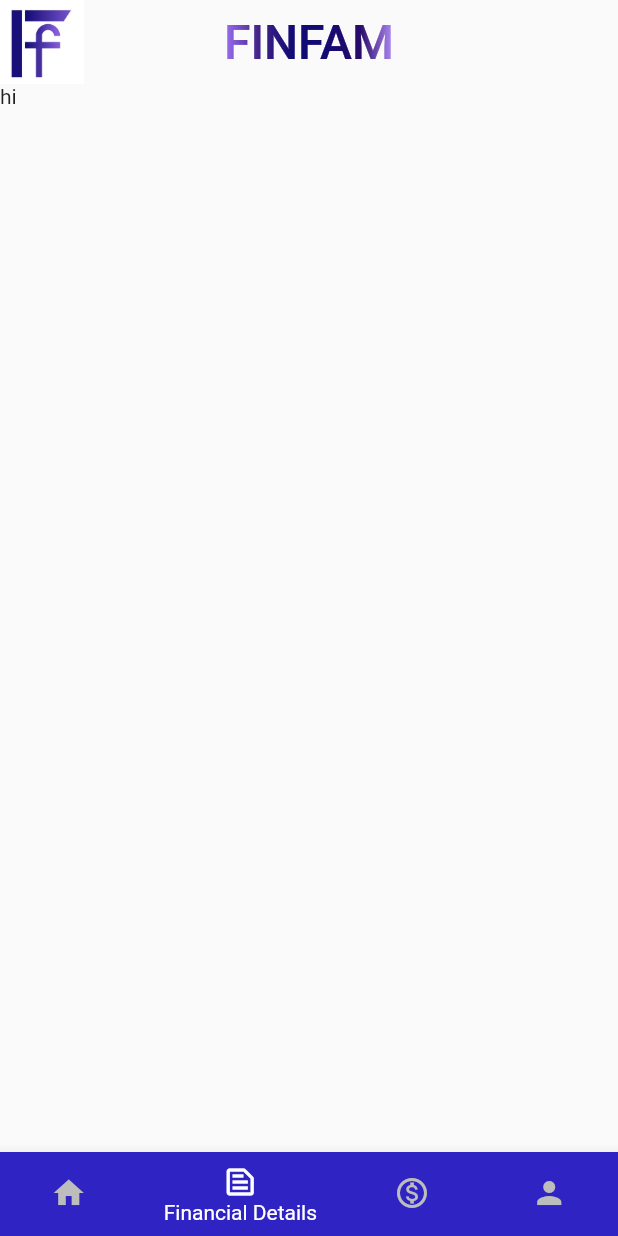
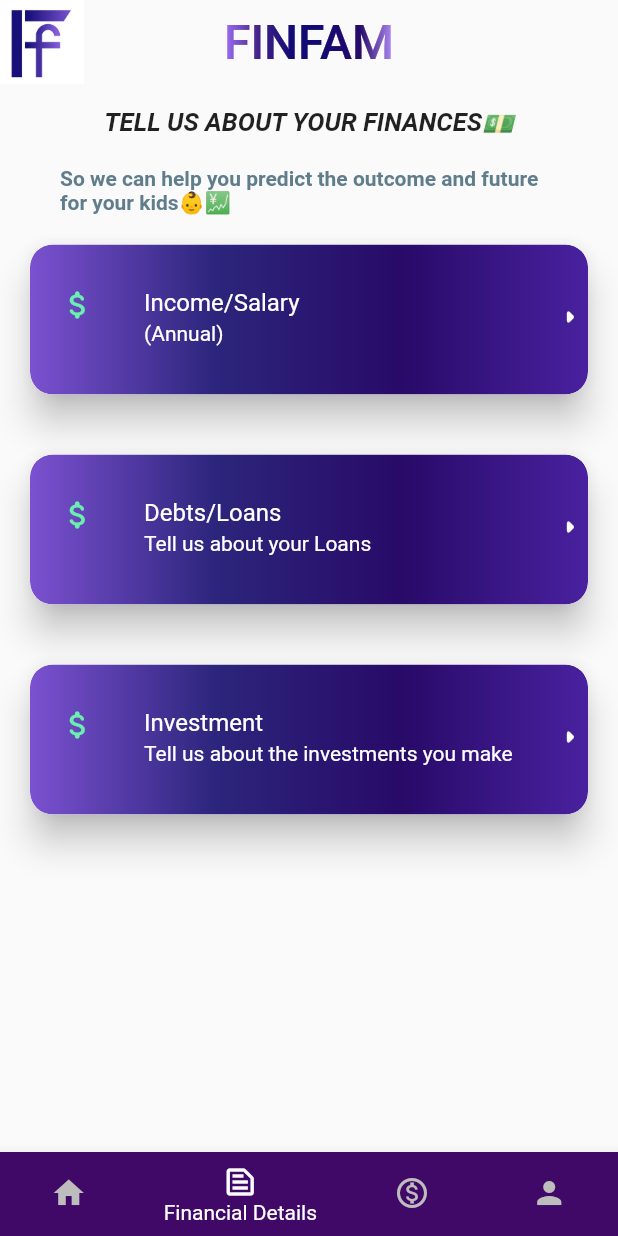
Before and after one commit to nishantnz/Fam-Fin-PLanning, a Flutter app: the screen it shows after launch, item 2 of the bottom bar chosen, on a phone screen of 412 x 824 dp. Run offline on Flutter 3.47's test engine with Material 2 defaults, Android fonts, the light colour scheme and no system bars; drawn by our look-alikes of simple_gradient_text; our stand-ins replace flutter_custom_clippers, google_fonts, image_picker, introduction_screen, lottie, percent_indicator.

Commit message:
made finacial options page and refactored code

```diff
--- a/lib/pages/navpages/financial_inputs.dart
+++ /dev/null
@@ -1,18 +0,0 @@
-import 'package:flutter/material.dart';
-import 'package:flutter_custom_clippers/flutter_custom_clippers.dart';
-import 'package:google_fonts/google_fonts.dart';
-
-class FinancialInputs extends StatelessWidget {
-  FinancialInputs({Key? key});
-
-  List items = ["Income/Salary", "Debts/Loans", "Investment"];
-  List subTitles = [
-    "(Annual)",
-    "Tell us about your Loans",
-    "Tell us about the investments you make"
-  ];
-  @override
-  Widget build(BuildContext context) {
-    return Text("hi");
-  }
-}
--- /dev/null
+++ b/lib/pages/navpages/financial_options.dart
@@ -0,0 +1,82 @@
+import 'package:family_financial_planning/utils/colors.dart';
+import 'package:flutter/material.dart';
+import 'package:flutter_custom_clippers/flutter_custom_clippers.dart';
+import 'package:google_fonts/google_fonts.dart';
+
+class FinancialOptions extends StatelessWidget {
+  FinancialOptions({Key? key});
+
+  List items = ["Income/Salary", "Debts/Loans", "Investment"];
+  List subTitles = [
+    "(Annual)",
+    "Tell us about your Loans",
+    "Tell us about the investments you make"
+  ];
+  @override
+  Widget build(BuildContext context) {
+    return Column(
+      children: [
+        Padding(
+          padding: EdgeInsets.only(top: 15, left: 20, right: 20),
+          child: Text(
+            "Tell us about your finances💵\n".toUpperCase(),
+            style: TextStyle(
+              fontWeight: FontWeight.bold,
+              fontSize: 17,
+              fontStyle: FontStyle.italic,
+            ),
+          ),
+        ),
+        const Center(
+          child: Padding(
+            padding: EdgeInsets.only(left: 40, right: 40),
+            child: Text(
+              "So we can help you predict the outcome and future for your kids👶💹",
+              style: TextStyle(
+                  fontWeight: FontWeight.bold, color: Colors.blueGrey),
+            ),
+          ),
+        ),
+        Expanded(
+          child: ListView.builder(
+            itemCount: items.length,
+            itemBuilder: (BuildContext context, int index) {
+              return Card(
+                clipBehavior: Clip.antiAlias,
+                elevation: 10,
+                shape: RoundedRectangleBorder(
+                  borderRadius: BorderRadius.circular(15.0),
+                ),
+                margin: const EdgeInsets.all(20),
+                child: Container(
+                  height: 100,
+                  decoration: BoxDecoration(
+                    borderRadius: BorderRadius.circular(15.0),
+                    gradient: const LinearGradient(colors: MyColors.cardColor),
+                  ),
+                  child: ListTile(
+                    contentPadding:
+                        const EdgeInsets.only(bottom: 15, left: 20, top: 12),
+                    leading: Icon(Icons.attach_money_rounded,
+                        color: Colors.greenAccent),
+                    onTap: () {},
+                    subtitle: Text(subTitles[index],
+                        style: const TextStyle(color: Colors.white)),
+                    title: Text(
+                      items[index],
+                      style: const TextStyle(color: Colors.white),
+                    ),
+                    trailing: const Icon(
+                      Icons.arrow_right_rounded,
+                      color: Colors.white,
+                    ),
+                  ),
+                ),
+              );
+            },
+          ),
+        ),
+      ],
+    );
+  }
+}
--- a/lib/pages/navpages/main_page.dart
+++ b/lib/pages/navpages/main_page.dart
@@ -1,4 +1,4 @@
-import 'package:family_financial_planning/pages/navpages/financial_inputs.dart';
+import 'package:family_financial_planning/pages/navpages/financial_options.dart';
 import 'package:family_financial_planning/pages/navpages/goals_page.dart';
 import 'package:family_financial_planning/pages/navpages/home_page.dart';
 import 'package:family_financial_planning/pages/navpages/profile.dart';
@@ -19,7 +19,7 @@
 class _MainPageState extends State<MainPage> {
   final pages = [
     HomePage(),
-    FinancialInputs(),
+    FinancialOptions(),
     Goals(),
     ProfilePage(),
   ];
@@ -48,14 +48,14 @@
             BottomNavigationBarItem(
               icon: Icon(Icons.text_snippet_outlined),
               label: "Financial Details",
-              backgroundColor: Color.fromRGBO(48, 35, 195, 1),
+              backgroundColor: Color.fromRGBO(64, 8, 103, 1),
               tooltip:
                   "Enter Your Financial Details and get to know more about plans of Family",
             ),
             BottomNavigationBarItem(
               icon: Icon(Icons.monetization_on_outlined),
               label: "Goals",
-              backgroundColor: Color.fromRGBO(64, 8, 103, 1),
+              backgroundColor: Color.fromRGBO(48, 35, 195, 1),
               tooltip: "Get to know your Goals! ",
             ),
             BottomNavigationBarItem(
--- a/lib/utils/colors.dart
+++ b/lib/utils/colors.dart
@@ -25,4 +25,11 @@
     Color.fromRGBO(40, 10, 104, 1),
     Color.fromRGBO(139, 103, 211, 1),
   ];
+
+  static const cardColor = [
+    Color.fromRGBO(123, 81, 208, 1),
+    Color.fromRGBO(44, 37, 124, 1),
+    Color.fromRGBO(40, 10, 104, 1),
+    Color.fromRGBO(73, 33, 159, 1),
+  ];
 }
```
